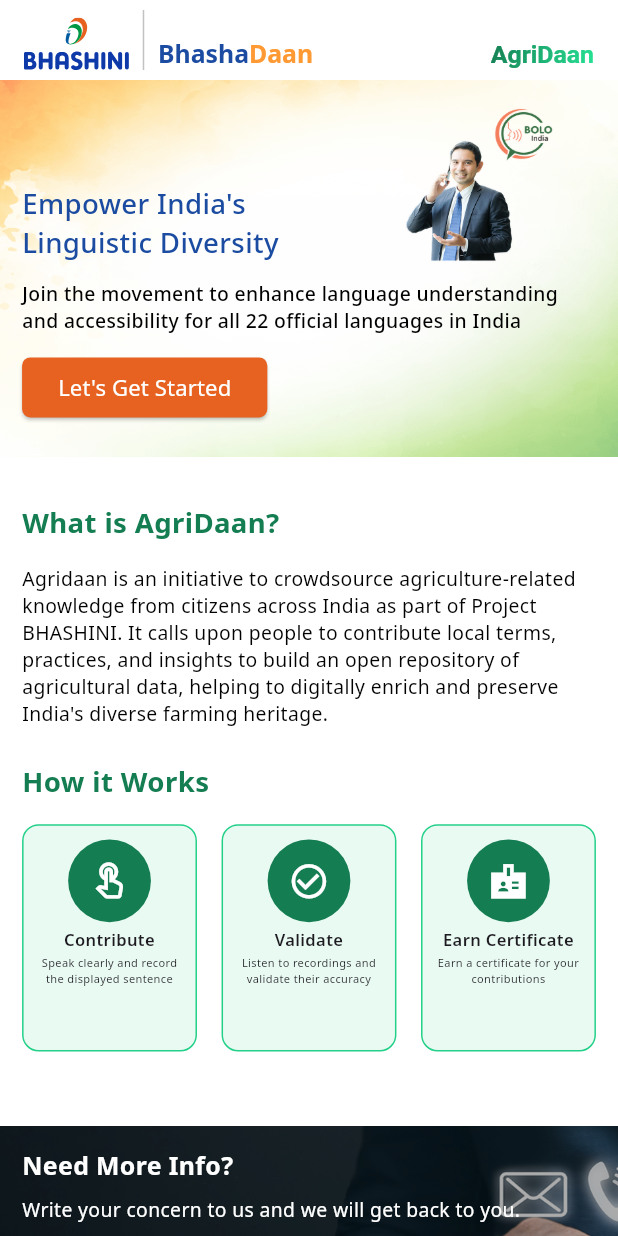
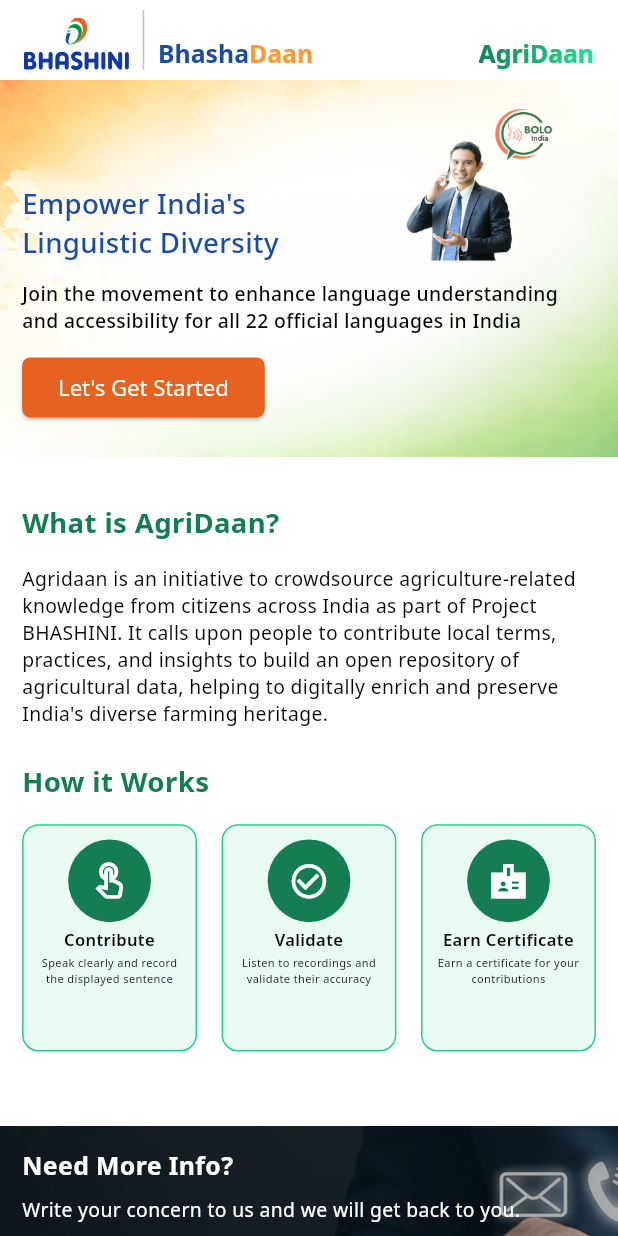
Before and after one commit to COSS-India/VoiceGive, a Flutter app: the screen it shows after launch, on a phone screen of 412 x 824 dp. Run offline on Flutter 3.47's test engine with Material 3 defaults, Android fonts, the phone set to English and light mode, and no system bars; our stand-ins replace cached_network_image, flutter_dotenv, flutter_screenutil, flutter_secure_storage, flutter_svg, google_fonts and 3 more; missing offline and left inert: encrypt, record; accounts and stored records are empty; project files that could hold a hidden picture were left out.

Commit message:
added app theme file

```diff
--- /dev/null
+++ b/lib/constants/app_theme.dart
@@ -0,0 +1,80 @@
+import 'package:flutter/material.dart';
+import 'package:google_fonts/google_fonts.dart';
+import 'app_colors.dart';
+
+class AppTheme {
+  static ThemeData get lightTheme {
+    return ThemeData(
+      primaryColor: AppColors.darkGreen,
+      scaffoldBackgroundColor: Colors.white,
+      appBarTheme: AppBarTheme(
+        backgroundColor: Colors.white,
+        elevation: 0,
+        iconTheme: IconThemeData(color: AppColors.darkGreen),
+        titleTextStyle: GoogleFonts.notoSans(
+          color: AppColors.darkGreen,
+          fontSize: 20,
+          fontWeight: FontWeight.bold,
+        ),
+      ),
+      textTheme: GoogleFonts.notoSansTextTheme().copyWith(
+        bodyLarge: GoogleFonts.notoSans(
+          color: Colors.black,
+          fontSize: 16,
+        ),
+        bodyMedium: GoogleFonts.notoSans(
+          color: Colors.black,
+          fontSize: 14,
+        ),
+        titleLarge: GoogleFonts.notoSans(
+          color: AppColors.darkGreen,
+          fontSize: 20,
+          fontWeight: FontWeight.bold,
+        ),
+      ),
+      colorScheme: ColorScheme.fromSwatch().copyWith(
+        primary: AppColors.darkGreen,
+        secondary: AppColors.orange,
+        background: Colors.black,
+        error: Colors.red,
+      ),
+      checkboxTheme: CheckboxThemeData(
+        fillColor: MaterialStateProperty.all(AppColors.darkGreen),
+        shape: RoundedRectangleBorder(
+          borderRadius: BorderRadius.circular(4),
+        ),
+      ),
+      elevatedButtonTheme: ElevatedButtonThemeData(
+        style: ElevatedButton.styleFrom(
+          backgroundColor: AppColors.darkGreen,
+          foregroundColor: Colors.white,
+          textStyle: GoogleFonts.notoSans(fontWeight: FontWeight.w600),
+          shape: RoundedRectangleBorder(
+            borderRadius: BorderRadius.circular(8),
+          ),
+        ),
+      ),
+      outlinedButtonTheme: OutlinedButtonThemeData(
+        style: OutlinedButton.styleFrom(
+          foregroundColor: AppColors.darkGreen,
+          side: BorderSide(color: AppColors.darkGreen),
+          textStyle: GoogleFonts.notoSans(fontWeight: FontWeight.w600),
+          shape: RoundedRectangleBorder(
+            borderRadius: BorderRadius.circular(8),
+          ),
+        ),
+      ),
+      inputDecorationTheme: InputDecorationTheme(
+        border: OutlineInputBorder(
+          borderRadius: BorderRadius.circular(8),
+          borderSide: BorderSide(color: AppColors.darkGreen),
+        ),
+        focusedBorder: OutlineInputBorder(
+          borderRadius: BorderRadius.circular(8),
+          borderSide: BorderSide(color: AppColors.darkGreen),
+        ),
+        labelStyle: GoogleFonts.notoSans(color: AppColors.darkGreen),
+      ),
+    );
+  }
+}
--- a/lib/main.dart
+++ b/lib/main.dart
@@ -1,5 +1,6 @@
 import 'package:bhashadaan/constants/app_constants.dart';
 import 'package:bhashadaan/l10n/l10n.dart';
+import 'package:bhashadaan/constants/app_theme.dart';
 import 'package:bhashadaan/screens/splash_screen/splash_screen.dart';
 import 'package:flutter/material.dart';
 import 'package:bhashadaan/l10n/app_localizations.dart';
@@ -43,6 +44,7 @@ class MyApp extends StatelessWidget {
             ],
             child: MaterialApp(
               debugShowCheckedModeBanner: false,
+              theme: AppTheme.lightTheme,
               localizationsDelegates: AppLocalizations.localizationsDelegates,
               supportedLocales: L10n.supportedLocale,
               locale: const Locale('en'),
```
